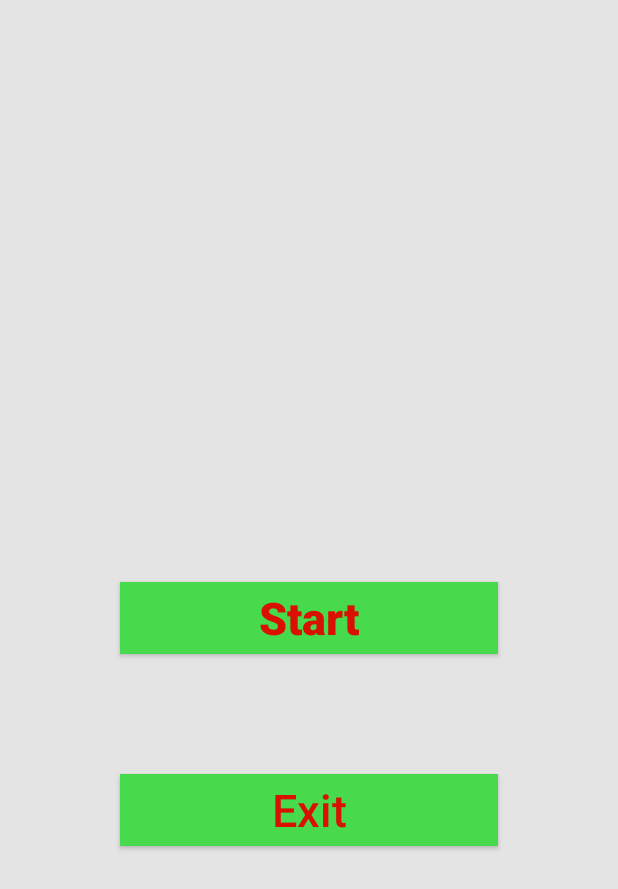
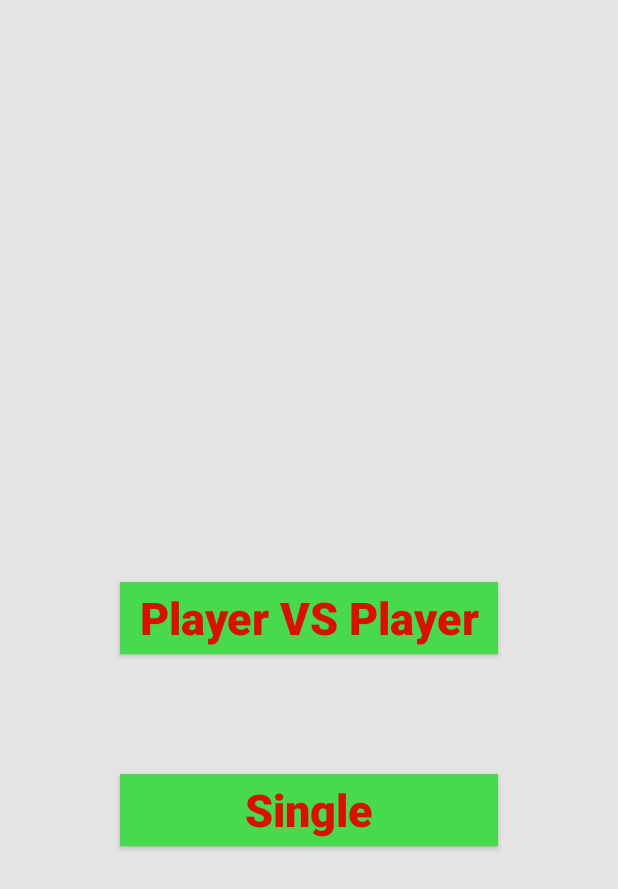
Before and after one commit to tamim1122/Tic-Toc-Toe, an Android app: the screen it shows after launch (MainActivity), on a phone screen of 412 x 824 dp. Shown: the top 889 px of the screen. Run offline under Robolectric (Android 15) with nearby library versions, the phone set to English and light mode, and no system bars.

Commit message:
main activity xml modify

```diff
--- a/app/src/main/res/layout/activity_main.xml
+++ b/app/src/main/res/layout/activity_main.xml
@@ -18,7 +18,7 @@
         android:layout_marginBottom="80dp"
         android:background="#46DA4C"
         android:shadowColor="@color/splashfontcolor"
-        android:text="@string/mainbtn1_text"
+        android:text="Player VS Player"
         android:textAllCaps="false"
         android:textColor="@color/maintext_color"
         android:textSize="30sp"
@@ -27,13 +27,14 @@
         android:id="@+id/mainbtn_2"
         android:layout_width="match_parent"
         android:layout_height="wrap_content"
-        android:text="@string/mainbtn2_text"
+        android:text="Single"
         android:textAllCaps="false"
         android:layout_below="@+id/mainbtn_1"
         android:shadowColor="@color/maintextbackground"
         android:layout_marginLeft="80dp"
         android:layout_marginRight="80dp"
         android:textSize="30sp"
+        android:textStyle="bold"
         android:textColor="@color/maintext_color"
         android:background="@color/maintextbackground"
 
```
